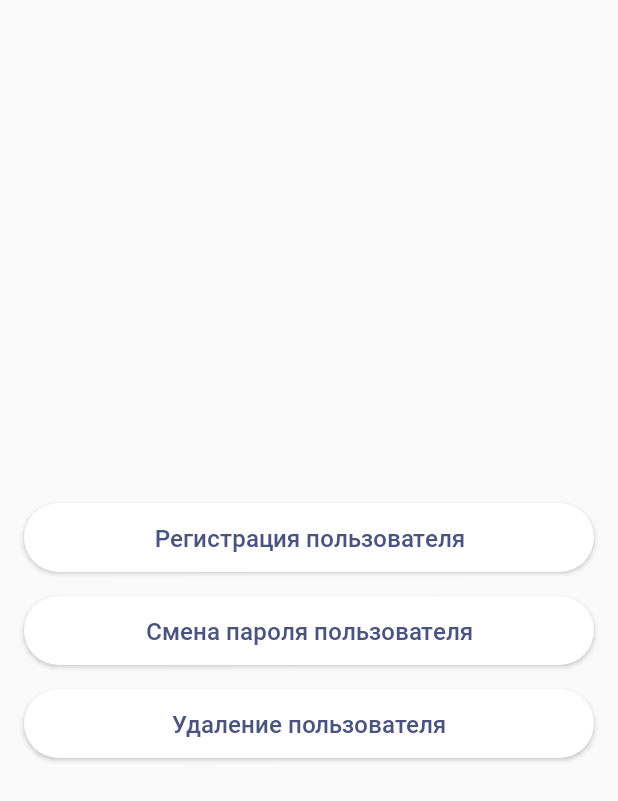
After one commit to clerkApplication/clerkapp, an Android app: the fragment UserManagerFragment shown on its own in the app's theme, on a phone screen of 412 x 824 dp. The commit adds this screen. Shown: the top 801 px of the screen. Run offline under Robolectric (Android 15) with nearby library versions, the phone set to English and light mode, and no system bars; libraries missing offline, so code that uses them is left out: com.arellomobile.mvp.

Commit message:
Добавлено создание нового пользователя

```diff
--- a/app/build.gradle
+++ b/app/build.gradle
@@ -40,4 +40,5 @@ dependencies {
 
     // Firebase
     implementation 'com.google.firebase:firebase-analytics:17.2.2'
+    implementation 'com.google.firebase:firebase-auth:19.2.0'
 }
--- a/app/src/main/java/ru/webant/clerkapp/admin/AdminActivity.kt
+++ b/app/src/main/java/ru/webant/clerkapp/admin/AdminActivity.kt
@@ -4,6 +4,7 @@ import android.os.Bundle
 import com.arellomobile.mvp.MvpAppCompatActivity
 import com.arellomobile.mvp.presenter.InjectPresenter
 import ru.webant.clerkapp.R
+import ru.webant.clerkapp.admin.user_manager.UserManagerFragment
 
 class AdminActivity : MvpAppCompatActivity(), AdminView {
 
@@ -14,5 +15,10 @@ class AdminActivity : MvpAppCompatActivity(), AdminView {
     override fun onCreate(savedInstanceState: Bundle?) {
         super.onCreate(savedInstanceState)
         setContentView(R.layout.activity_admin)
+
+        supportFragmentManager
+            .beginTransaction()
+            .add(R.id.container, UserManagerFragment())
+            .commit()
     }
 }
--- /dev/null
+++ b/app/src/main/java/ru/webant/clerkapp/admin/user_manager/UserManagerFragment.kt
@@ -0,0 +1,45 @@
+package ru.webant.clerkapp.admin.user_manager
+
+import android.os.Bundle
+import android.view.LayoutInflater
+import android.view.View
+import android.view.ViewGroup
+import com.arellomobile.mvp.MvpAppCompatFragment
+import com.arellomobile.mvp.presenter.InjectPresenter
+import kotlinx.android.synthetic.main.fragment_user_manager.*
+import ru.webant.clerkapp.R
+import ru.webant.clerkapp.admin.user_manager.register_user.RegisterUserFragment
+
+class UserManagerFragment : MvpAppCompatFragment(), UserManagerView {
+
+    @InjectPresenter
+    lateinit var presenter: UserManagerPresenter
+
+
+    override fun onCreateView(
+        inflater: LayoutInflater,
+        container: ViewGroup?,
+        savedInstanceState: Bundle?
+    ): View? {
+        return inflater.inflate(R.layout.fragment_user_manager, container, false)
+    }
+
+    override fun onViewCreated(view: View, savedInstanceState: Bundle?) {
+        super.onViewCreated(view, savedInstanceState)
+        setListeners()
+    }
+
+    private fun setListeners() {
+        registerUserButton.setOnClickListener {
+            presenter.openRegisterUserScreen()
+        }
+    }
+
+    override fun openRegisterUserScreen() {
+        fragmentManager
+            ?.beginTransaction()
+            ?.replace(R.id.container, RegisterUserFragment())
+            ?.addToBackStack(null)
+            ?.commit()
+    }
+}
--- /dev/null
+++ b/app/src/main/java/ru/webant/clerkapp/admin/user_manager/UserManagerView.kt
@@ -0,0 +1,11 @@
+package ru.webant.clerkapp.admin.user_manager
+
+import com.arellomobile.mvp.MvpView
+import com.arellomobile.mvp.viewstate.strategy.OneExecutionStateStrategy
+import com.arellomobile.mvp.viewstate.strategy.StateStrategyType
+
+interface UserManagerView : MvpView {
+
+    @StateStrategyType(OneExecutionStateStrategy::class)
+    fun openRegisterUserScreen()
+}
--- /dev/null
+++ b/app/src/main/res/layout/fragment_user_manager.xml
@@ -0,0 +1,33 @@
+<?xml version="1.0" encoding="utf-8"?>
+<androidx.constraintlayout.widget.ConstraintLayout xmlns:android="http://schemas.android.com/apk/res/android"
+    xmlns:app="http://schemas.android.com/apk/res-auto"
+    android:layout_width="match_parent"
+    android:layout_height="match_parent">
+
+    <Button
+        android:id="@+id/registerUserButton"
+        style="@style/whiteButton"
+        android:layout_marginBottom="16dp"
+        android:text="@string/user_registration"
+        app:layout_constraintBottom_toTopOf="@id/changeUserPasswordButton"
+        app:layout_constraintEnd_toEndOf="parent"
+        app:layout_constraintStart_toStartOf="parent" />
+
+    <Button
+        android:id="@+id/changeUserPasswordButton"
+        style="@style/whiteButton"
+        android:text="@string/change_user_password"
+        app:layout_constraintBottom_toBottomOf="parent"
+        app:layout_constraintEnd_toEndOf="parent"
+        app:layout_constraintStart_toStartOf="parent"
+        app:layout_constraintTop_toTopOf="parent" />
+
+    <Button
+        android:id="@+id/removeUserButton"
+        style="@style/whiteButton"
+        android:text="@string/remove_user"
+        app:layout_constraintEnd_toEndOf="parent"
+        app:layout_constraintStart_toStartOf="parent"
+        app:layout_constraintTop_toBottomOf="@id/changeUserPasswordButton" />
+
+</androidx.constraintlayout.widget.ConstraintLayout>
--- a/app/src/main/res/values/strings.xml
+++ b/app/src/main/res/values/strings.xml
@@ -8,4 +8,6 @@
     <string name="remove_user">Удаление пользователя</string>
     <string name="change_user_password">Смена пароля пользователя</string>
     <string name="user_registration">Регистрация пользователя</string>
+    <string name="email">Эл. почта</string>
+    <string name="ready_button">Готово</string>
 </resources>
```
Also changed, not shown: app/src/main/java/ru/webant/clerkapp/admin/user_manager/UserManagerPresenter.kt (added, +12 -0 lines), app/src/main/java/ru/webant/clerkapp/admin/user_manager/register_user/RegisterUserFragment.kt (added, +43 -0 lines), app/src/main/java/ru/webant/clerkapp/admin/user_manager/register_user/RegisterUserPresenter.kt (added, +19 -0 lines), app/src/main/java/ru/webant/clerkapp/admin/user_manager/register_user/RegisterUserView.kt (added, +11 -0 lines), app/src/main/res/layout/activity_admin.xml (+4 -26 lines), app/src/main/res/layout/fragment_register_user.xml (added, +77 -0 lines), app/src/main/res/values/colors.xml (+8 -0 lines), app/src/main/res/values/styles.xml (+23 -0 lines).
